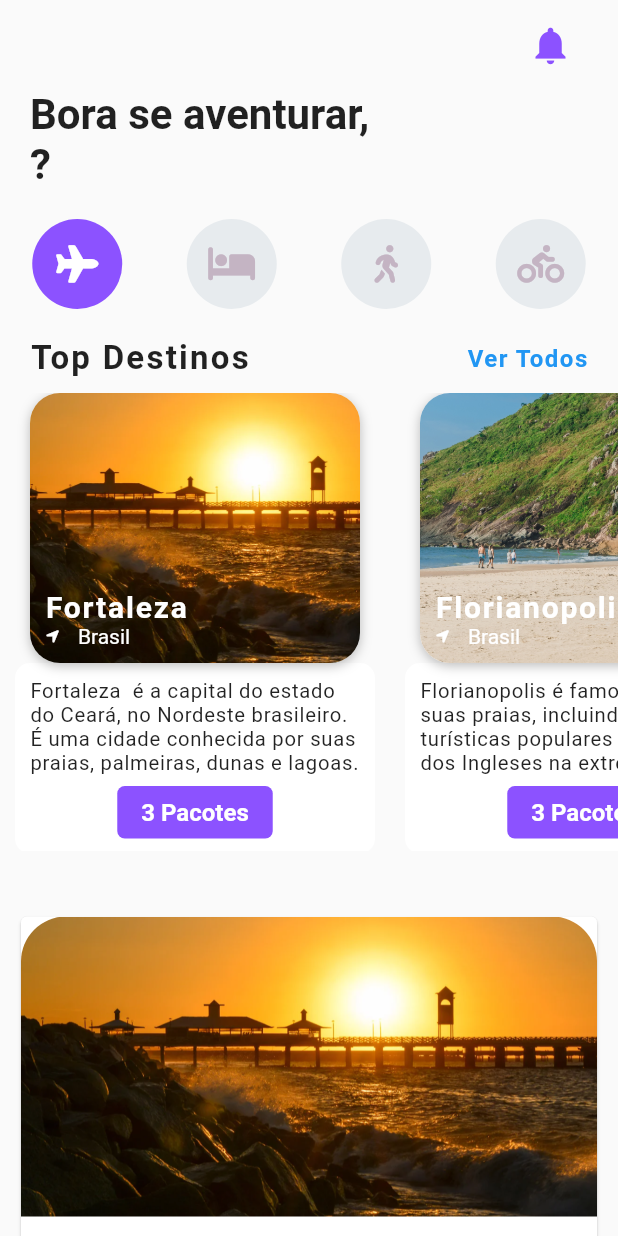
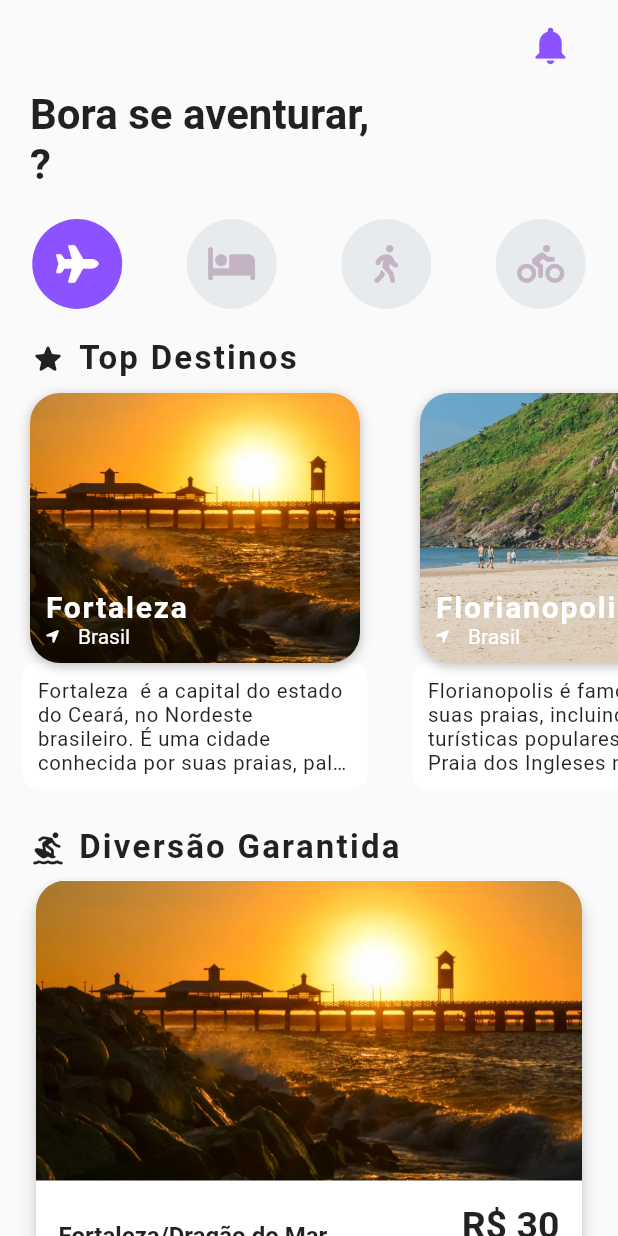
Before and after one commit to abreulays/app_dreams_tourism, a Flutter app: the ScreenHomePage screen opened directly with empty values, on a phone screen of 412 x 824 dp. Run offline on Flutter 3.47's test engine with Material 2 defaults, Android fonts, the phone set to English and light mode, and no system bars; our stand-ins replace font_awesome_flutter, google_nav_bar, shared_preferences; accounts and stored records are empty; network calls fail.

Commit message:
home quase finalizada

```diff
--- a/lib/Model/user_model.dart
+++ b/lib/Model/user_model.dart
@@ -26,6 +26,7 @@ class UserModel {
   // final String dtNascimento;
   final String cep;
   final String logradouro;
+  // ignore: non_constant_identifier_names
   final String num_residencia;
   final String complemento;
   final String cidade;
@@ -42,6 +43,7 @@ class UserModel {
     // required this.dtNascimento,
     required this.cep,
     required this.logradouro,
+    // ignore: non_constant_identifier_names
     required this.num_residencia,
     required this.complemento,
     required this.cidade,
--- a/lib/pages/login_page.dart
+++ b/lib/pages/login_page.dart
@@ -11,6 +11,7 @@ import 'package:shared_preferences/shared_preferences.dart';
 
 class LoginPage extends StatefulWidget {
   final Function()? onTap;
+  // ignore: use_key_in_widget_constructors
   const LoginPage({Key? key, this.onTap});
 
   @override
@@ -45,7 +46,7 @@ class _LoginPageState extends State<LoginPage> {
 
     try {
       final url =
-          Uri.parse("http://192.168.1.90/api_dreams_tourism/signin.php");
+          Uri.parse("http://192.168.15.64/api_dreams_tourism/signin.php");
       final data = {
         "email": emailController.text,
         "pass": passwordController.text,
@@ -65,13 +66,16 @@ class _LoginPageState extends State<LoginPage> {
           final user = UserModel.fromJson(responseBody);
 
           final userModelProvider =
+              // ignore: use_build_context_synchronously
               Provider.of<UserModelProvider>(context, listen: false);
           userModelProvider.setUser(user);
 
           final prefs = await SharedPreferences.getInstance();
           await prefs.setString('user', jsonEncode(user));
 
+          // ignore: use_build_context_synchronously
           Navigator.pop(context);
+          // ignore: use_build_context_synchronously
           Navigator.push(
             context,
             MaterialPageRoute(
--- a/lib/pages/screen_home_page.dart
+++ b/lib/pages/screen_home_page.dart
@@ -22,6 +22,7 @@ class ScreenHomePage extends StatefulWidget {
 // Por exemplo, a classe Animal pode ter um método chamado fazerBarulho(). A classe Cachorro pode ser uma subclasse de Animal
 // e pode sobrescrever o método fazerBarulho() para fornecer uma implementação específica para cachorros.
   @override
+  // ignore: library_private_types_in_public_api
   _ScreenHomePageState createState() => _ScreenHomePageState();
 }
 
@@ -29,10 +30,12 @@ class ScreenHomePage extends StatefulWidget {
 //que indica que FontAwesomeIcons.plane é o primeiro
 class _ScreenHomePageState extends State<ScreenHomePage> {
   int _selectedIndex = 0;
-  List<IconData> _icons = [
+  final List<IconData> _icons = [
     FontAwesomeIcons.plane,
     FontAwesomeIcons.bed,
+    // ignore: deprecated_member_use
     FontAwesomeIcons.walking,
+    // ignore: deprecated_member_use
     FontAwesomeIcons.biking,
   ];
 
@@ -181,8 +184,8 @@ class _ScreenHomePageState extends State<ScreenHomePage> {
                     .toList(), //aqui é uma lista de icones
               ),
               const SizedBox(height: 20.0),
-              DestinationCarousel(), //carrousel de destinos com a lista de destinos
-              const SizedBox(height: 20.0),
+              const DestinationCarousel(), //carrousel de destinos com a lista de destinos
+              // const SizedBox(height: 0.0),
               const ListCardActivity(),
 
             ],
--- a/lib/widget/date_input_field.dart
+++ b/lib/widget/date_input_field.dart
@@ -9,7 +9,7 @@ class DateInputField extends StatefulWidget {
   final String hintText;
   final bool obscureText;
 
-  DateInputField({ //função que recebe como argumentos controller,hint e obscure text.
+  const DateInputField({super.key,  //função que recebe como argumentos controller,hint e obscure text.
     required this.controller, // O controlador de campo de texto que foi especificado como argumento para a função
     required this.hintText, //O texto que foi especificado como argumento para a função
     this.obscureText = false, //O valor booleano que foi especificado como argumento para a função
@@ -19,6 +19,7 @@ class DateInputField extends StatefulWidget {
 //createState() está substituindo um método com o mesmo nome na superclasse da classe widget.
 //Neste caso, a classe widget DateInputField está substituindo o método createState() da superclasse StatefulWidget.
   @override
+  // ignore: library_private_types_in_public_api
   _DateInputFieldState createState() => _DateInputFieldState();
 }
 
@@ -65,7 +66,7 @@ class _DateInputFieldState extends State<DateInputField> {
           hintText: widget.hintText, //Texto de dica exibido quando o campo está vazio.
           hintStyle: TextStyle(color: Colors.grey[500]), //Estilo do texto de dica, definindo a cor para cinza.
           suffixIcon: IconButton( //Um ícone de calendário que, quando pressionado, chama o método _selectDate
-            icon: Icon(Icons.calendar_today), //: Ícone de calendário.
+            icon: const Icon(Icons.calendar_today), //: Ícone de calendário.
             onPressed: () {
               _selectDate(context); //Quando pressionado, chama o método _selectDate para abrir o seletor de data.
             },
--- a/lib/widget/destination_carousel.dart
+++ b/lib/widget/destination_carousel.dart
@@ -4,18 +4,32 @@ import 'package:flutter/material.dart';
 import 'package:font_awesome_flutter/font_awesome_flutter.dart';
 
 class DestinationCarousel extends StatelessWidget {
+  const DestinationCarousel({super.key});
+
   //Define uma classe chamada DestinationCarousel que estende StatelessWidget, indicando que este widget não mantém um estado interno.
   @override
   Widget build(BuildContext context) {
     //Sobrescreve o método build da classe StatelessWidget. Este método é chamado quando o widget precisa ser reconstruído
     return Column(
-      children: <Widget>[
+      crossAxisAlignment: CrossAxisAlignment.start,
+      children: [
         Padding(
-          padding: EdgeInsets.symmetric(horizontal: 20.0),
+          padding: const EdgeInsets.symmetric(horizontal: 20.0),
           child: Row(
             mainAxisAlignment: MainAxisAlignment.spaceBetween,
             children: <Widget>[
-              Text(
+              Row(
+                children: [
+                  Icon(
+                    Icons.star_rounded, // Substitua pelo ícone desejado
+                    color: Theme.of(context)
+                        .textTheme
+                        .titleLarge!
+                        .color, // Usa a cor do texto
+                    size: 24.0,
+                  ),
+                  const SizedBox(width: 8.0), // Espaçamento entre o ícone e o texto
+                  const Text(
                     'Top Destinos',
                     style: TextStyle(
                       fontSize: 22.0,
@@ -23,24 +37,14 @@ class DestinationCarousel extends StatelessWidget {
                       letterSpacing: 1.5,
                     ),
                   ),
-              GestureDetector(
-                onTap: () => print('Ver Todos'),
-                child: Text(
-                  'Ver Todos',
-                  style: TextStyle(
-                    color: Theme.of(context).primaryColor,
-                    fontSize: 16.0,
-                    fontWeight: FontWeight.w600,
-                    letterSpacing: 1.0,
-                  ),
-                ),
+                ],
               ),
             ],
           ),
         ),
-        Container(
+        SizedBox(
           height:
-              325.0, //define o espaço entre a descrição e a imagem do box do pacote.
+              300.0, //define o espaço entre a descrição e a imagem do box do pacote.
           child: ListView.builder(
             scrollDirection: Axis.horizontal,
             itemCount: destinations.length,
@@ -56,7 +60,7 @@ class DestinationCarousel extends StatelessWidget {
                   ),
                 ),
                 child: Container(
-                  margin: EdgeInsets.all(10.0),
+                  margin: const EdgeInsets.all(10.0),
                   width:
                       240.0, //define a disposição da largura dos box de foto dos pacotes
                   child: Stack(
@@ -65,7 +69,7 @@ class DestinationCarousel extends StatelessWidget {
                       Positioned(
                         top: 180.0,
                         child: Container(
-                          width: 240.0,
+                          width: 230.0,
                           decoration: BoxDecoration(
                             color: Colors.white,
                             borderRadius: BorderRadius.circular(10.0),
@@ -86,28 +90,42 @@ class DestinationCarousel extends StatelessWidget {
                                     letterSpacing: 0.5,
                                   ),
                                 ),
-                                SizedBox(
-                                    height:
-                                        8.0), // Add space between description and text box
-                                Center(
-                                  child: Container(
-                                    padding: EdgeInsets.symmetric(
-                                        horizontal: 16.0, vertical: 8.0),
-                                    decoration: BoxDecoration(
-                                      color:
-                                          const Color.fromRGBO(140, 82, 255, 1),
-                                      borderRadius: BorderRadius.circular(5.0),
-                                    ),
-                                    child: Text(
-                                      '${destination.activities.length} Pacotes',
-                                      style: TextStyle(
-                                        color: Colors.white,
-                                        fontSize: 16.0,
-                                        fontWeight: FontWeight.w700,
-                                      ),
-                                    ),
-                                  ),
-                                ),
+                                // Add space between description and text box
+                                // Center(
+
+                                //   child: Container(
+                                //     width: 150,
+
+                                //     padding: EdgeInsets.symmetric(
+                                //         horizontal: 8.0, vertical: 8.0),
+                                //     decoration: BoxDecoration(
+                                //       color:
+                                //           const Color.fromRGBO(140, 82, 255, 1),
+                                //       borderRadius: BorderRadius.circular(5.0),
+                                //     ),
+                                //     child: Center(
+                                //       child: Row(
+                                //         mainAxisSize: MainAxisSize.min,
+                                //         children: [
+                                //           Icon(
+                                //             Icons.remove_red_eye,
+                                //             color: Colors.white,
+                                //             size: 20.0,
+                                //           ),
+                                //           SizedBox(width: 8.0),
+                                //           Text(
+                                //             'Ver Pacotes',
+                                //             style: TextStyle(
+                                //               color: Colors.white,
+                                //               fontSize: 16.0,
+                                //               fontWeight: FontWeight.w700,
+                                //             ),
+                                //           ),
+                                //         ],
+                                //       ),
+                                //     ),
+                                //   ),
+                                // ),
                               ],
                             ),
                           ),
@@ -117,7 +135,7 @@ class DestinationCarousel extends StatelessWidget {
                         decoration: BoxDecoration(
                           color: Colors.white,
                           borderRadius: BorderRadius.circular(20.0),
-                          boxShadow: [
+                          boxShadow: const [
                             BoxShadow(
                               color: Colors.black26,
                               offset: Offset(0.0, 2.0),
@@ -149,7 +167,7 @@ class DestinationCarousel extends StatelessWidget {
                                 children: <Widget>[
                                   Text(
                                     destination.city,
-                                    style: TextStyle(
+                                    style: const TextStyle(
                                       color: Colors.white,
                                       fontSize:
                                           20.0, //define o titulo que fica em cima da imagejm presente na box da página inicial.
@@ -159,15 +177,15 @@ class DestinationCarousel extends StatelessWidget {
                                   ),
                                   Row(
                                     children: <Widget>[
-                                      Icon(
+                                      const Icon(
                                         FontAwesomeIcons.locationArrow,
                                         size: 10.0,
                                         color: Colors.white,
                                       ),
-                                      SizedBox(width: 5.0),
+                                      const SizedBox(width: 5.0),
                                       Text(
                                         destination.country,
-                                        style: TextStyle(
+                                        style: const TextStyle(
                                           color: Colors.white,
                                         ),
                                       ),
--- a/lib/widget/list_card_activity.dart
+++ b/lib/widget/list_card_activity.dart
@@ -3,6 +3,7 @@ import 'package:flutter/material.dart';
 import 'package:app_dreams_tourism/model/activity_model.dart';
 
 class ListCardActivity extends StatelessWidget {
+  // ignore: use_key_in_widget_constructors
   const ListCardActivity({Key? key});
 
   Text _buildRatingStars(int rating) {
@@ -17,26 +18,52 @@ class ListCardActivity extends StatelessWidget {
   @override
   Widget build(BuildContext context) {
     return Column(
-      children: activities.map((Activity activity) {
+      crossAxisAlignment: CrossAxisAlignment.start,
+      children: [
+        Padding(
+          padding: const EdgeInsets.symmetric(horizontal: 20.0),
+          child: Row(
+            mainAxisAlignment: MainAxisAlignment.spaceBetween,
+            children: <Widget>[
+              Row(
+                children: [
+                  Icon(
+                    Icons.surfing_rounded,
+                    color: Theme.of(context).textTheme.titleLarge!.color,
+                    size: 24.0,
+                  ),
+                  const SizedBox(width: 8.0),
+                  const Text(
+                    'Diversão Garantida',
+                    style: TextStyle(
+                      fontSize: 22.0,
+                      fontWeight: FontWeight.bold,
+                      letterSpacing: 1.5,
+                    ),
+                  ),
+                ],
+              ),
+            ],
+          ),
+        ),
+        ...activities.map((Activity activity) {
           return Padding(
-          padding: const EdgeInsets.all(10.0),
-          child: ClipRRect(
-            borderRadius: BorderRadius.only(
-              bottomLeft: Radius.circular(30.0),
-              bottomRight: Radius.circular(30.0),
+            padding: const EdgeInsets.symmetric(horizontal: 20.0, vertical: 5),
+            child: Card(
+              shape: RoundedRectangleBorder(
+                borderRadius: BorderRadius.circular(20.0),
               ),
-            child: Card(
+              elevation: 5,
               child: Column(
                 crossAxisAlignment: CrossAxisAlignment.start,
                 children: [
-                  // Imagem no topo do card
-                  Container(
+                  SizedBox(
                     width: double.infinity,
-                    height: 200, // Ajuste a altura conforme necessário
+                    height: 200,
                     child: ClipRRect(
-                      borderRadius: BorderRadius.only(
-                        topLeft: Radius.circular(30.0),
-                        topRight: Radius.circular(30.0),
+                      borderRadius: const BorderRadius.only(
+                        topLeft: Radius.circular(20.0),
+                        topRight: Radius.circular(20.0),
                       ),
                       child: Image.asset(
                         activity.imageUrl,
@@ -44,61 +71,78 @@ class ListCardActivity extends StatelessWidget {
                       ),
                     ),
                   ),
-                  // Detalhes da atividade
                   Padding(
                     padding: const EdgeInsets.all(15.0),
                     child: Column(
                       crossAxisAlignment: CrossAxisAlignment.start,
                       children: [
+                        Row(
+                          mainAxisAlignment: MainAxisAlignment.spaceBetween,
+                          children: [
+                            Expanded(
+                              child: Column(
+                                crossAxisAlignment: CrossAxisAlignment.start,
+                                children: [
                                   Text(
                                     activity.name,
-                          style: TextStyle(
-                              fontSize: 16, fontWeight: FontWeight.bold),
+                                    style: const TextStyle(
+                                      fontSize: 16,
+                                      fontWeight: FontWeight.bold,
+                                    ),
+                                  ),
+                                  const SizedBox(height: 5),
+                                  _buildRatingStars(activity.rating),
+                                  const SizedBox(height: 5),
+                                  Text(
+                                    'Tipo: ${activity.type}',
+                                    style: const TextStyle(fontSize: 14),
                                   ),
                                   Text(
-                          'Type: ${activity.type}',
-                          style: TextStyle(fontSize: 14),
-                        ),
-                        Text(
-                          'Price: ${activity.price}',
-                          style: TextStyle(fontSize: 14),
-                        ),
-                        SizedBox(height: 8),
-                        // Outros detalhes da atividade
-                        Row(
-                          children: <Widget>[
-                            Container(
-                              padding: EdgeInsets.all(5.0),
-                              width: 70.0,
-                              decoration: BoxDecoration(
-                                color: Colors.amber,
-                                borderRadius: BorderRadius.circular(10.0),
-                              ),
-                              alignment: Alignment.center,
-                              child: Text(
-                                activity.startTimes[0],
-                              ),
-                            ),
-                            SizedBox(width: 10.0),
-                            Container(
-                              padding: EdgeInsets.all(5.0),
-                              width: 70.0,
-                              decoration: BoxDecoration(
-                                color: Colors.amber,
-                                borderRadius: BorderRadius.circular(10.0),
-                              ),
-                              alignment: Alignment.center,
-                              child: Text(
-                                activity.startTimes[1],
-                              ),
+                                    'Cidade: ${activity.city}',
+                                    style: const TextStyle(fontSize: 14),
                                   ),
                                 ],
                               ),
-                        SizedBox(height: 8),
-                        _buildRatingStars(activity.rating),
+                            ),
+                            Column(
+                              crossAxisAlignment: CrossAxisAlignment.end,
+                              children: [
                                 Text(
-                          'City: ${activity.city}',
-                          style: TextStyle(fontSize: 14),
+                                  'R\$ ${activity.price}',
+                                  style: const TextStyle(
+                                    fontSize: 25,
+                                    fontWeight: FontWeight.bold,
+                                  ),
+                                ),
+                                const Text(
+                                  'Por Pessoa',
+                                  style: TextStyle(fontSize: 12),
+                                ),
+                                const SizedBox(height: 10),
+                                TextButton.icon(
+                                  onPressed: () {
+                                    // Adicione a lógica do botão aqui
+                                  },
+                                  style: TextButton.styleFrom(
+                                    backgroundColor:
+                                        const Color.fromRGBO(140, 82, 255, 1),
+                                  ),
+                                  icon: const Icon(
+                                    Icons.add_shopping_cart,
+                                    size: 20,
+                                    color: Colors.white,
+                                  ),
+                                  label: const Text(
+                                    'Comprar',
+                                    style: TextStyle(
+                                      color: Colors.white,
+                                    ),
+                                  ),
+                                ),
+                                const SizedBox(width: 8),
+                              ],
+                            ),
+                          ],
                         ),
                       ],
                     ),
@@ -106,9 +150,9 @@ class ListCardActivity extends StatelessWidget {
                 ],
               ),
             ),
-          ),
           );
         }).toList(),
+      ],
     );
   }
 }
```
Also changed, not shown: lib/pages/destination_screen.dart (+27 -23 lines), lib/pages/notification_page.dart (+5 -4 lines), lib/pages/profile_page.dart (+19 -21 lines), lib/pages/register_page.dart (+7 -4 lines), lib/pages/update_dados_user.dart (+0 -13 lines), lib/widget/hotel_carousel.dart (+14 -12 lines). Lines whose indentation alone changed are shown as unchanged.
